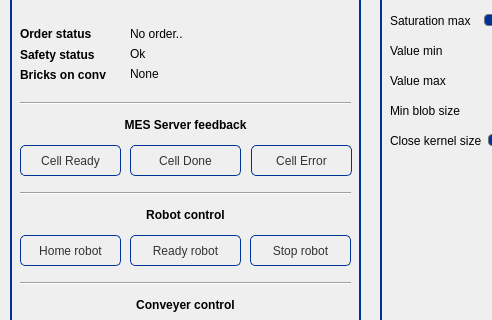
This is RC_HMI/src/HMIWidget.ui in rsbGroup1/rc_rsd as Qt 5 draws it before an edit; both pictures show x 0 to 492 and y 125 to 445 of the 739 by 791 pixel window. The edited form follows.
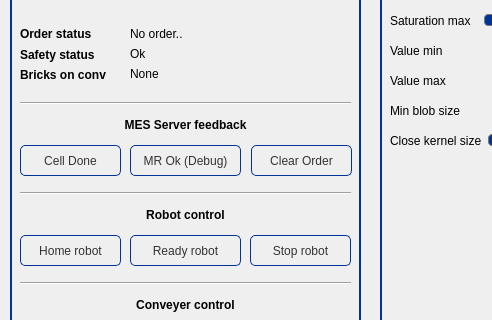
This is the edited form.

The edit to the form file:
```diff
--- a/RC_HMI/src/HMIWidget.ui
+++ b/RC_HMI/src/HMIWidget.ui
@@ -1107,56 +1107,12 @@
      </item>
     </layout>
    </widget>
-   <widget class="QPushButton" name="_btnCellReady">
-    <property name="geometry">
-     <rect>
-      <x>10</x>
-      <y>210</y>
-      <width>101</width>
-      <height>31</height>
-     </rect>
-    </property>
-    <property name="minimumSize">
-     <size>
-      <width>92</width>
-      <height>0</height>
-     </size>
-    </property>
-    <property name="focusPolicy">
-     <enum>Qt::NoFocus</enum>
-    </property>
-    <property name="styleSheet">
-     <string notr="true">QPushButton {
-color: #333;
-border: 1px solid #003399;
-border-radius: 5px;
-padding: 5px;
-min-width: 80px;
-}
-
-QPushButton:hover {
-background: qradialgradient(cx: 0.4, cy: -0.1,
-fx: 0.9, fy: -0.1,
-radius: 10.35, stop: 0 #fff, stop: 1 #003399);
-}
-
-QPushButton:pressed {
-background: qradialgradient(cx: 0.4, cy: -0.1,
-fx: 0.9, fy: -0.1,
-radius: 5.35, stop: 0 #fff, stop: 1 #003399);
-}
-</string>
-    </property>
-    <property name="text">
-     <string>Cell Ready</string>
-    </property>
-   </widget>
    <widget class="QPushButton" name="_btnCellDone">
     <property name="geometry">
      <rect>
-      <x>120</x>
+      <x>10</x>
       <y>210</y>
-      <width>111</width>
+      <width>101</width>
       <height>31</height>
      </rect>
     </property>
@@ -1196,7 +1152,52 @@
      <string>Cell Done</string>
     </property>
    </widget>
-   <widget class="QPushButton" name="_btnCellError">
+   <widget class="QPushButton" name="_btnMrOk">
+    <property name="geometry">
+     <rect>
+      <x>120</x>
+      <y>210</y>
+      <width>111</width>
+      <height>31</height>
+     </rect>
+    </property>
+    <property name="minimumSize">
+     <size>
+      <width>92</width>
+      <height>0</height>
+     </size>
+    </property>
+    <property name="focusPolicy">
+     <enum>Qt::NoFocus</enum>
+    </property>
+    <property name="styleSheet">
+     <string notr="true">QPushButton {
+color: #333;
+border: 1px solid #003399;
+border-radius: 5px;
+padding: 5px;
+min-width: 80px;
+}
+
+QPushButton:hover {
+background: qradialgradient(cx: 0.4, cy: -0.1,
+fx: 0.9, fy: -0.1,
+radius: 10.35, stop: 0 #fff, stop: 1 #003399);
+}
+
+QPushButton:pressed {
+background: qradialgradient(cx: 0.4, cy: -0.1,
+fx: 0.9, fy: -0.1,
+radius: 5.35, stop: 0 #fff, stop: 1 #003399);
+}
+
+</string>
+    </property>
+    <property name="text">
+     <string>MR Ok (Debug)</string>
+    </property>
+   </widget>
+   <widget class="QPushButton" name="_btnClearOrder">
     <property name="geometry">
      <rect>
       <x>241</x>
@@ -1237,7 +1238,7 @@
 </string>
     </property>
     <property name="text">
-     <string>Cell Error</string>
+     <string>Clear Order</string>
     </property>
    </widget>
    <widget class="Line" name="line_3">
```
Left out of the diff: 7 changed lines with no effect on the pictures.
